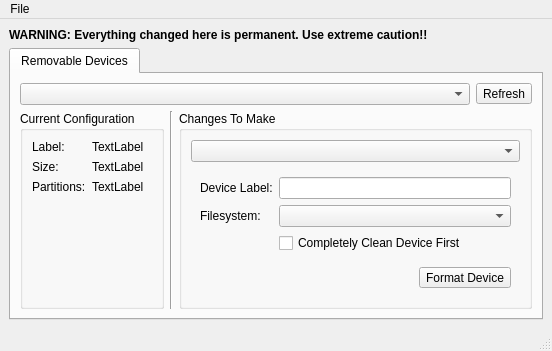
First picture: the form in pc-devicemanager/mainUI.ui, repository pcbsd/pcbsd-projects, before the edit.
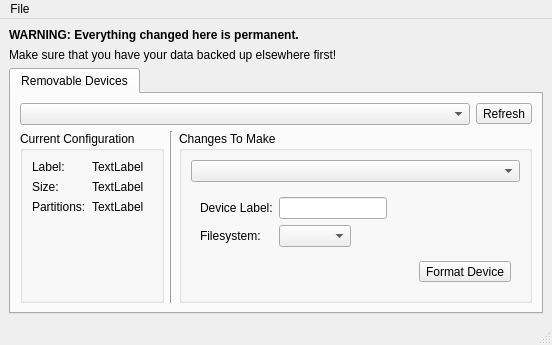
Second picture: the form after the edit. Icons and pictures are not drawn.

Commit message: Add some more work to pc-devicemanager. It should now compile/run, but the GUI is not actually hooked up to anything yet.

```diff
--- a/pc-devicemanager/mainUI.ui
+++ b/pc-devicemanager/mainUI.ui
@@ -28,7 +28,17 @@
        </font>
       </property>
       <property name="text">
-       <string>WARNING: Everything changed here is permanent. Use extreme caution!!</string>
+       <string>WARNING: Everything changed here is permanent.</string>
+      </property>
+      <property name="wordWrap">
+       <bool>true</bool>
+      </property>
+     </widget>
+    </item>
+    <item>
+     <widget class="QLabel" name="label_3">
+      <property name="text">
+       <string>Make sure that you have your data backed up elsewhere first!</string>
       </property>
      </widget>
     </item>
@@ -162,6 +172,9 @@
                </property>
                <widget class="QWidget" name="page_reformat">
                 <layout class="QFormLayout" name="formLayout_3">
+                 <property name="fieldGrowthPolicy">
+                  <enum>QFormLayout::ExpandingFieldsGrow</enum>
+                 </property>
                  <item row="0" column="0">
                   <widget class="QLabel" name="label_6">
                    <property name="text">
@@ -196,13 +209,19 @@
                   <widget class="QComboBox" name="combo_rd_format_fs"/>
                  </item>
                  <item row="2" column="1">
-                  <widget class="QCheckBox" name="check_rd_format_cleandev">
-                   <property name="text">
-                    <string>Completely Clean Device First</string>
+                  <spacer name="verticalSpacer">
+                   <property name="orientation">
+                    <enum>Qt::Vertical</enum>
                    </property>
-                  </widget>
+                   <property name="sizeHint" stdset="0">
+                    <size>
+                     <width>20</width>
+                     <height>40</height>
+                    </size>
+                   </property>
+                  </spacer>
                  </item>
-                 <item row="4" column="1">
+                 <item row="3" column="1">
                   <layout class="QHBoxLayout" name="horizontalLayout_3">
                    <item>
                     <spacer name="horizontalSpacer">
@@ -233,19 +252,6 @@
                    </item>
                   </layout>
                  </item>
-                 <item row="3" column="1">
-                  <spacer name="verticalSpacer">
-                   <property name="orientation">
-                    <enum>Qt::Vertical</enum>
-                   </property>
-                   <property name="sizeHint" stdset="0">
-                    <size>
-                     <width>20</width>
-                     <height>40</height>
-                    </size>
-                   </property>
-                  </spacer>
-                 </item>
                 </layout>
                </widget>
                <widget class="QWidget" name="page_2"/>
```
Left out of the diff: 18 changed lines with no effect on the pictures. The commit also changes 6 other files.
